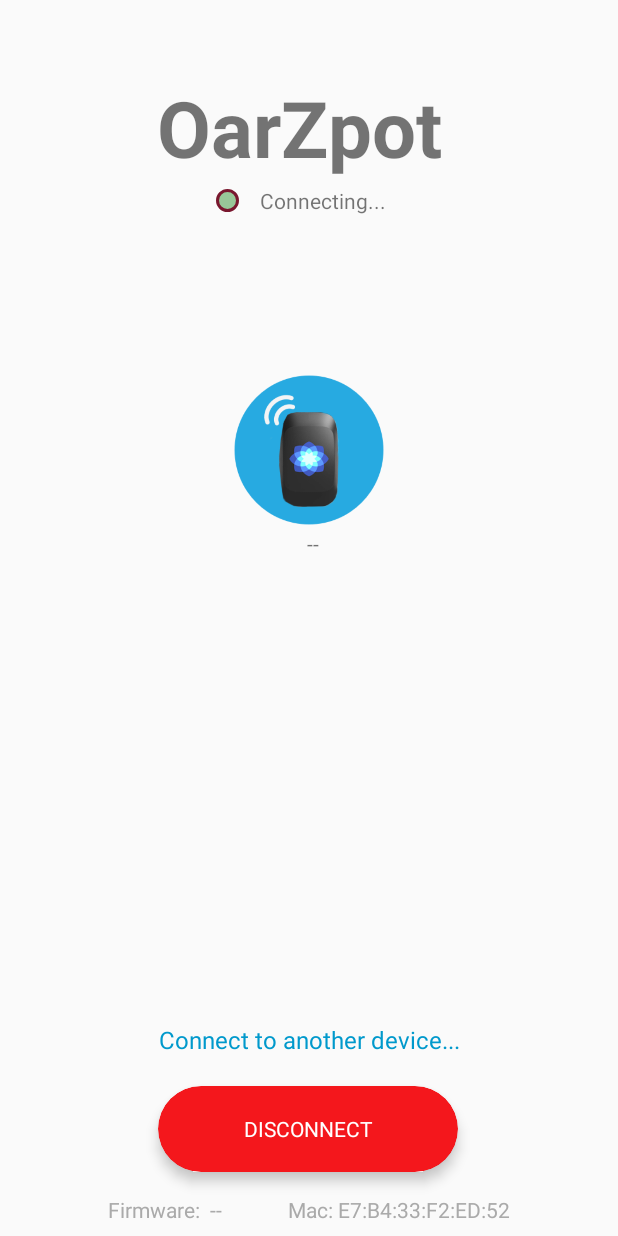
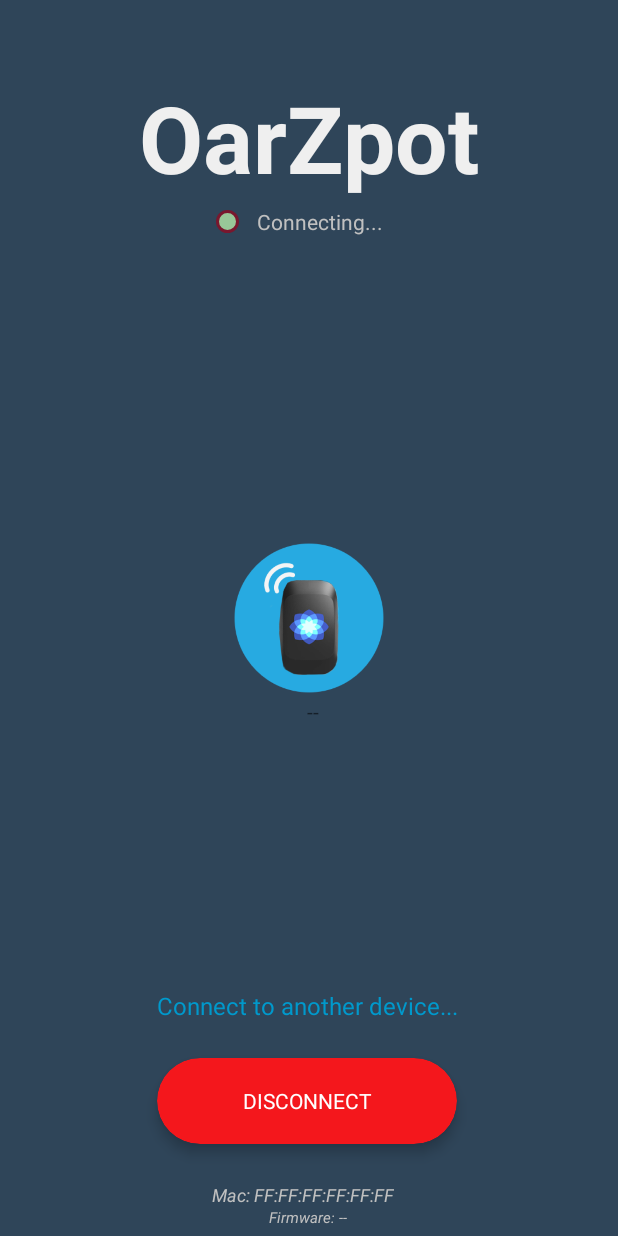
Before and after one commit to Perelan/Master, an Android app: the screen it shows after launch (MainActivity), on a phone screen of 412 x 824 dp. Run offline under Robolectric (Android 15) with nearby library versions, the phone set to English and light mode, and no system bars; 3 statements that could not run were skipped.

Commit message:
feat: color change, device list rework, and permission granting (bluetooth and location)

```diff
--- a/Flow/app/src/main/AndroidManifest.xml
+++ b/Flow/app/src/main/AndroidManifest.xml
@@ -7,7 +7,6 @@
     <uses-permission android:name="android.permission.BLUETOOTH_ADMIN"/>
     <uses-permission android:name="android.permission.WAKE_LOCK"/>
     <uses-permission android:name="android.permission.INTERNET"/>
-    <uses-permission android:name="android.permission.ACCESS_COARSE_LOCATION"/>
     <uses-permission android:name="android.permission.ACCESS_FINE_LOCATION"/>
 
     <uses-feature
--- a/Flow/app/src/main/java/com/sensordroid/flow/DeviceListActivity.java
+++ b/Flow/app/src/main/java/com/sensordroid/flow/DeviceListActivity.java
@@ -1,5 +1,6 @@
 package com.sensordroid.flow;
 
+import android.Manifest;
 import android.app.Activity;
 import android.bluetooth.BluetoothAdapter;
 import android.bluetooth.BluetoothDevice;
@@ -7,6 +8,7 @@ import android.content.ComponentName;
 import android.content.Context;
 import android.content.Intent;
 import android.content.ServiceConnection;
+import android.content.pm.PackageManager;
 import android.graphics.drawable.Drawable;
 import android.os.Bundle;
 import android.os.Handler;
@@ -15,6 +17,8 @@ import android.support.annotation.NonNull;
 import android.support.annotation.Nullable;
 import android.support.design.widget.FloatingActionButton;
 import android.support.design.widget.Snackbar;
+import android.support.v4.app.ActivityCompat;
+import android.support.v4.content.ContextCompat;
 import android.support.v4.widget.SwipeRefreshLayout;
 import android.support.v7.app.AppCompatActivity;
 import android.support.v7.widget.LinearLayoutManager;
@@ -25,7 +29,9 @@ import android.view.LayoutInflater;
 import android.view.View;
 import android.view.ViewGroup;
 import android.widget.ImageView;
+import android.widget.ProgressBar;
 import android.widget.TextView;
+import android.widget.Toast;
 
 import com.sensordroid.flow.Handlers.CommunicationHandler;
 
@@ -55,6 +61,13 @@ public class DeviceListActivity extends AppCompatActivity {
 
     private SwipeRefreshLayout mSwipeRefreshLayout;
 
+    private TextView title;
+    private ProgressBar progress;
+    private ImageView refresh;
+
+    private final int REQUEST_ENABLE_BT = 1;
+    private final int REQUEST_ACCESS_LOC = 2;
+
     private OnDeviceClickListener mListen = position -> {
         Log.d(TAG, "postion: " + position);
         scanLeDevice(false);
@@ -81,6 +94,14 @@ public class DeviceListActivity extends AppCompatActivity {
         super.onCreate(savedInstanceState);
         setContentView(R.layout.activity_device_list);
 
+        handlePrivileges();
+
+        title = findViewById(R.id.connect_title);
+        progress = findViewById(R.id.loading);
+        refresh = findViewById(R.id.refresh);
+
+        refresh.setOnClickListener(v -> refreshDeviceLoading());
+
         mSwipeRefreshLayout = findViewById(R.id.swipe_container);
 
         mRecyclerView = findViewById(R.id.devicelist);
@@ -96,11 +117,7 @@ public class DeviceListActivity extends AppCompatActivity {
         mRecyclerView.setAdapter(mAdapter);
 
         mSwipeRefreshLayout.setOnRefreshListener(() -> {
-            scanLeDevice(false);
-            devicesDataset.clear();
-            mAdapter.notifyDataSetChanged();
-            scanLeDevice(true);
-
+            refreshDeviceLoading();
             mSwipeRefreshLayout.setRefreshing(false);
         });
 
@@ -132,6 +149,65 @@ public class DeviceListActivity extends AppCompatActivity {
     }
 
     @Override
+    protected void onActivityResult(int requestCode, int resultCode, @Nullable Intent data) {
+        switch (requestCode) {
+            case REQUEST_ENABLE_BT:
+                System.out.println(">>>>>>>>> Here " + resultCode);
+
+                if (resultCode == RESULT_OK) {
+                    // Bluetooth toggle granted.
+                    refreshDeviceLoading();
+                } else {
+                    // Bluetooth toggle denied.
+                    title.setText("Enable Bluetooth and Restart the App!");
+                    Toast.makeText(this, "Please enable Bluetooth.", Toast.LENGTH_LONG).show();
+                }
+                break;
+            default:
+                Log.w(TAG, "onActivityResult: wrong request code: " +  requestCode);
+                break;
+        }
+    }
+
+    @Override
+    public void onRequestPermissionsResult(int requestCode, @NonNull String[] permissions, @NonNull int[] grantResults) {
+        super.onRequestPermissionsResult(requestCode, permissions, grantResults);
+
+        if (requestCode == REQUEST_ACCESS_LOC) {
+            if (grantResults.length > 0 && grantResults[0] == PackageManager.PERMISSION_GRANTED) {
+                refreshDeviceLoading();
+            } else {
+
+            }
+        }
+    }
+
+    private void handlePrivileges() {
+        if (!getPackageManager().hasSystemFeature(PackageManager.FEATURE_BLUETOOTH_LE)) {
+            Toast.makeText(this, "Bluetooth LE is not supported on this device", Toast.LENGTH_LONG).show();
+            finish();
+        }
+
+        if (ContextCompat.checkSelfPermission(this, Manifest.permission.ACCESS_FINE_LOCATION) != PackageManager.PERMISSION_GRANTED) {
+            ActivityCompat.requestPermissions(this, new String[] {Manifest.permission.ACCESS_FINE_LOCATION}, REQUEST_ACCESS_LOC);
+        }
+
+        if (mComHandler.mBluetoothAdapter == null || !mComHandler.mBluetoothAdapter.isEnabled()) {
+            Intent enableBtIntent = new Intent(BluetoothAdapter.ACTION_REQUEST_ENABLE);
+            startActivityForResult(enableBtIntent, REQUEST_ENABLE_BT);
+        }
+    }
+
+    void refreshDeviceLoading() {
+        scanLeDevice(false);
+        devicesDataset.clear();
+        mAdapter.notifyDataSetChanged();
+        progress.setVisibility(View.VISIBLE);
+        refresh.setVisibility(View.INVISIBLE);
+        scanLeDevice(true);
+    }
+
+    @Override
     protected void onDestroy() {
         if (mBluetoothServiceConnection != null) {
             unbindService(mBluetoothServiceConnection);
@@ -147,6 +223,7 @@ public class DeviceListActivity extends AppCompatActivity {
             mHandler.postDelayed(() -> {
                 mScanning = false;
                 mComHandler.mBluetoothAdapter.stopLeScan(mLeScanCallback);
+                showBluetoothDeviceResult();
             }, SCAN_PERIOD);
 
             mScanning = true;
@@ -154,6 +231,18 @@ public class DeviceListActivity extends AppCompatActivity {
         } else {
             mScanning = false;
             mComHandler.mBluetoothAdapter.stopLeScan(mLeScanCallback);
+        }
+    }
+
+    public void showBluetoothDeviceResult() {
+
+        if (devicesDataset.size() == 0) {
+            // Bluetooth scanning has terminated, and there are no device results.
+        } else {
+            // Bluetooth scanning has terminated, and there are results.
+            title.setText("Device results...");
+            progress.setVisibility(View.INVISIBLE);
+            refresh.setVisibility(View.VISIBLE);
         }
     }
 
--- a/Flow/app/src/main/java/com/sensordroid/flow/MainActivity.java
+++ b/Flow/app/src/main/java/com/sensordroid/flow/MainActivity.java
@@ -16,6 +16,7 @@ import android.os.IBinder;
 import android.support.v7.widget.CardView;
 import android.util.Log;
 import android.view.View;
+import android.widget.ImageView;
 import android.widget.TextView;
 
 import com.sensordroid.flow.Handlers.CommunicationHandler;
--- a/Flow/app/src/main/res/layout/activity_device_list.xml
+++ b/Flow/app/src/main/res/layout/activity_device_list.xml
@@ -5,6 +5,7 @@
     xmlns:tools="http://schemas.android.com/tools"
     android:layout_width="match_parent"
     android:layout_height="match_parent"
+    android:id="@+id/coordinatorlayout"
     tools:context=".DeviceListActivity">
 
     <include layout="@layout/content_device_list"/>
--- a/Flow/app/src/main/res/layout/content_main.xml
+++ b/Flow/app/src/main/res/layout/content_main.xml
@@ -3,13 +3,14 @@
     xmlns:android="http://schemas.android.com/apk/res/android"
     xmlns:app="http://schemas.android.com/apk/res-auto"
     xmlns:tools="http://schemas.android.com/tools"
+    android:background="@color/colorPrimary"
     android:layout_width="match_parent"
     android:layout_height="match_parent">
 
     <com.sensordroid.ripple.RippleEffect
         android:id="@+id/ripple"
         android:layout_width="match_parent"
-        android:layout_height="600dp"
+        android:layout_height="match_parent"
         app:layout_constraintEnd_toEndOf="parent"
         app:layout_constraintTop_toTopOf="parent"
         app:rb_radius="32dp">
@@ -32,8 +33,9 @@
             android:layout_centerHorizontal="true"
             android:layout_marginTop="50dp"
             android:fontFamily="sans-serif"
-            android:text="OarZpot "
-            android:textSize="52sp"
+            android:text="OarZpot"
+            android:textColor="@color/colorTitle"
+            android:textSize="62sp"
             android:textStyle="bold"/>
 
         <TextView
@@ -42,7 +44,7 @@
             android:layout_height="15dp"
             android:layout_alignParentTop="true"
             android:layout_marginStart="144dp"
-            android:layout_marginTop="126dp"
+            android:layout_marginTop="140dp"
             android:background="@drawable/corners"
             app:layout_constraintStart_toStartOf="parent"
             tools:layout_editor_absoluteY="128dp"/>
@@ -53,9 +55,10 @@
             android:layout_height="wrap_content"
             android:layout_alignParentStart="true"
             android:layout_alignParentTop="true"
-            android:layout_marginStart="173dp"
-            android:layout_marginTop="124dp"
+            android:layout_marginStart="171dp"
+            android:layout_marginTop="138dp"
             android:text="Connecting..."
+            android:textColor="@color/colorSubtitle"
             android:textAlignment="textStart"
             app:layout_constraintEnd_toEndOf="parent"
             app:layout_constraintHorizontal_bias="0.014"
@@ -82,14 +85,16 @@
         android:layout_height="wrap_content"
         android:layout_marginStart="8dp"
         android:layout_marginEnd="8dp"
-        android:layout_marginBottom="20dp"
+        android:layout_marginBottom="24dp"
         android:text="Connect to another device..."
+        android:textAlignment="center"
         android:textAllCaps="false"
         android:textColor="@color/breath"
         android:textSize="16sp"
         android:visibility="visible"
         app:layout_constraintBottom_toTopOf="@+id/sensor_button"
         app:layout_constraintEnd_toEndOf="parent"
+        app:layout_constraintHorizontal_bias="0.494"
         app:layout_constraintStart_toStartOf="parent"/>
 
     <android.support.v7.widget.CardView
@@ -100,7 +105,7 @@
         android:layout_gravity="center"
         android:layout_marginStart="8dp"
         android:layout_marginEnd="8dp"
-        android:layout_marginBottom="15dp"
+        android:layout_marginBottom="25dp"
         android:clickable="true"
         android:elevation="5dp"
         android:focusable="true"
@@ -108,9 +113,9 @@
         card_view:cardBackgroundColor="@color/colorButtonDisconnect"
         card_view:cardCornerRadius="30dp"
         card_view:cardElevation="5dp"
-        card_view:layout_constraintBottom_toTopOf="@+id/sensor_firmware"
+        card_view:layout_constraintBottom_toTopOf="@+id/sensor_mac"
         card_view:layout_constraintEnd_toEndOf="parent"
-        card_view:layout_constraintHorizontal_bias="0.497"
+        card_view:layout_constraintHorizontal_bias="0.492"
         card_view:layout_constraintStart_toStartOf="parent">
 
         <TextView
@@ -128,27 +133,33 @@
         android:layout_width="wrap_content"
         android:layout_height="wrap_content"
         android:layout_alignParentEnd="true"
-        android:layout_marginStart="8dp"
-        android:layout_marginEnd="72dp"
-        android:layout_marginBottom="8dp"
-        android:text="Mac: E7:B4:33:F2:ED:52"
+        android:layout_marginStart="132dp"
+        android:layout_marginEnd="8dp"
+        android:text="Mac: FF:FF:FF:FF:FF:FF"
         android:textAlignment="center"
-        android:textColor="@android:color/darker_gray"
-        app:layout_constraintBottom_toBottomOf="parent"
+        android:textColor="@color/colorSubtitle"
+        android:textSize="12sp"
+        android:textStyle="italic"
+        app:layout_constraintBottom_toTopOf="@+id/sensor_firmware"
         app:layout_constraintEnd_toEndOf="parent"
-        app:layout_constraintHorizontal_bias="1.0"
-        app:layout_constraintStart_toEndOf="@+id/sensor_firmware"/>
+        app:layout_constraintHorizontal_bias="0.06"
+        app:layout_constraintStart_toStartOf="parent"/>
 
     <TextView
         android:id="@+id/sensor_firmware"
         android:layout_width="wrap_content"
         android:layout_height="wrap_content"
-        android:layout_marginStart="72dp"
-        android:layout_marginBottom="8dp"
-        android:text="Firmware:  --"
+        android:layout_marginStart="8dp"
+        android:layout_marginEnd="8dp"
+        android:layout_marginBottom="5dp"
+        android:text="Firmware: --"
         android:textAllCaps="false"
-        android:textColor="@android:color/darker_gray"
+        android:textColor="@color/colorSubtitle"
+        android:textSize="10sp"
+        android:textStyle="italic"
         app:layout_constraintBottom_toBottomOf="parent"
+        app:layout_constraintEnd_toEndOf="parent"
+        app:layout_constraintHorizontal_bias="0.498"
         app:layout_constraintStart_toStartOf="parent"/>
 
 
--- a/Flow/app/src/main/res/values/colors.xml
+++ b/Flow/app/src/main/res/values/colors.xml
@@ -1,8 +1,12 @@
 <?xml version="1.0" encoding="utf-8"?>
 <resources>
-    <color name="colorPrimary">#f0f0f0</color>
-    <color name="colorPrimaryDark">#303F9F</color>
-    <color name="colorAccent">#0099cc</color>
+    <color name="colorPrimary">#2f4559</color>
+    <color name="colorPrimaryDark">#354f65</color>
+    <color name="colorAccent">#436380</color>
+    <color name="colorBackground">#1b2833</color>
+
+    <color name="colorTitle">#efefef</color>
+    <color name="colorSubtitle">#c0c0c0</color>
 
     <color name="colorButtonReconnect">#bcb111</color>
     <color name="colorButtonDisconnect">#f4171c</color>
--- a/Flow/app/src/main/res/values/strings.xml
+++ b/Flow/app/src/main/res/values/strings.xml
@@ -4,5 +4,5 @@
 <string name="title_activity_device_list">DeviceListActivity</string>
 <string name="textview">TextView</string>
 <string name="paring_description">Make sure your Flow sensor is close to your device.\nTurn on and grant location permissions to this application.</string>
-<string name="pairing_title">Searching for devices...</string>
+<string name="pairing_title">Searching for devices…</string>
 </resources>
```
Also changed, not shown: Flow/app/src/main/java/com/sensordroid/flow/Handlers/CommunicationHandler.java (+0 -14 lines), Flow/app/src/main/java/com/sensordroid/flow/WrapperService.java (+22 -58 lines), Flow/app/src/main/res/layout/content_device_list.xml (+44 -22 lines), Flow/app/src/main/res/layout/device_item.xml (+4 -3 lines), Flow/app/src/main/res/drawable/refresh.png (added).
